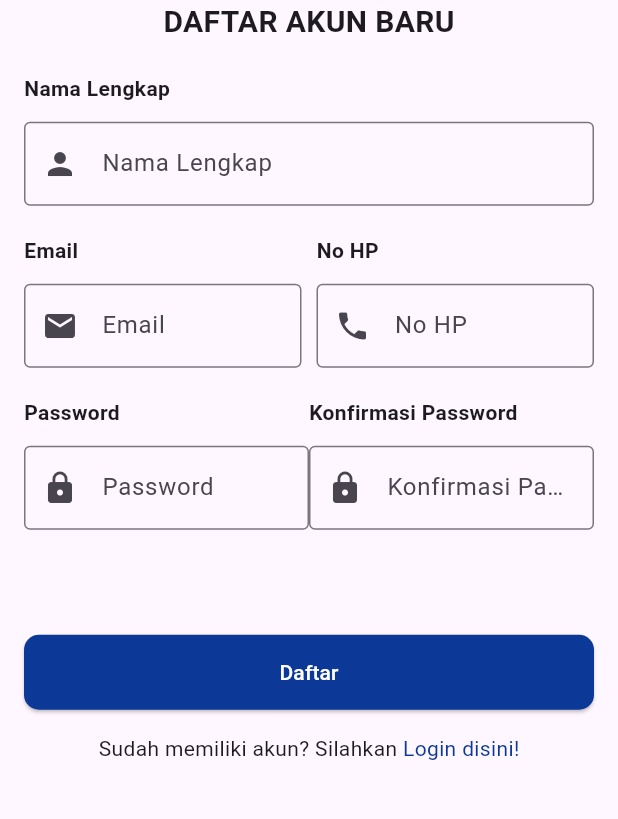
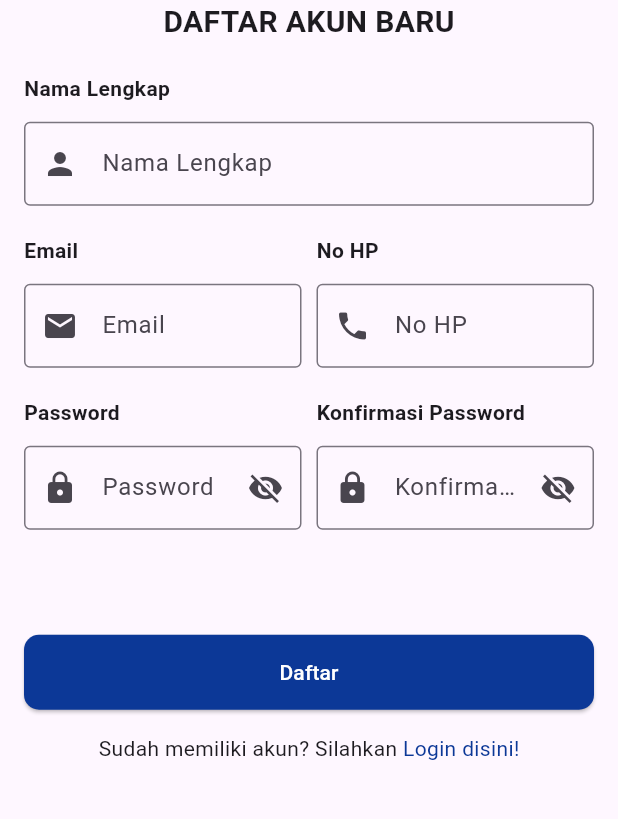
Before and after one commit to Muhammadalif1213/20220140075_UCP1Flutter, a Flutter app: the RegisterPage screen opened directly, on a phone screen of 412 x 824 dp, the part 311-1130 px from its top. Run offline on Flutter 3.47's test engine with Material 3 defaults, Android fonts, the phone set to English and light mode, and no system bars.

Commit message:
Menambahkan IconButton untuk mengubah state obscureText di password registrasi.

```diff
--- a/lib/register_page.dart
+++ b/lib/register_page.dart
@@ -14,6 +14,9 @@ class _RegisterPageState extends State<RegisterPage> {
   final _passwordController = TextEditingController();
   final _konfirmasiPasswordController = TextEditingController();
   final _formkey = GlobalKey<FormState>();
+  bool _obscureText = true;
+  bool _obscureText2 = true;
+
 
   @override
   Widget build(BuildContext context) {
@@ -153,8 +156,20 @@ class _RegisterPageState extends State<RegisterPage> {
                         const SizedBox(height: 12),
                         TextFormField(
                           controller: _passwordController,
-                          obscureText: true,
+                          obscureText: _obscureText,
                           decoration: InputDecoration(
+                            suffixIcon: IconButton(
+                              onPressed: () {
+                                setState(() {
+                                  _obscureText = !_obscureText;
+                                });
+                              },
+                              icon: Icon(
+                                _obscureText
+                                    ? Icons.visibility_off
+                                    : Icons.visibility,
+                              ),
+                            ),
                             hintText: 'Password',
                             border: OutlineInputBorder(),
                             prefixIcon: Align(
@@ -173,6 +188,7 @@ class _RegisterPageState extends State<RegisterPage> {
                       ],
                     ),
                   ),
+                  const SizedBox(width: 10),
 
                   Expanded(
                     child: Column(
@@ -188,8 +204,20 @@ class _RegisterPageState extends State<RegisterPage> {
                         const SizedBox(height: 12),
                         TextFormField(
                           controller: _konfirmasiPasswordController,
-                          obscureText: true,
+                          obscureText: _obscureText2,
                           decoration: InputDecoration(
+                            suffixIcon: IconButton(
+                              onPressed: () {
+                                setState(() {
+                                  _obscureText2 = !_obscureText2;
+                                });
+                              },
+                              icon: Icon(
+                                _obscureText2
+                                    ? Icons.visibility_off
+                                    : Icons.visibility,
+                              ),
+                            ),
                             hintText: 'Konfirmasi Password',
                             border: OutlineInputBorder(),
                             prefixIcon: Align(
```
